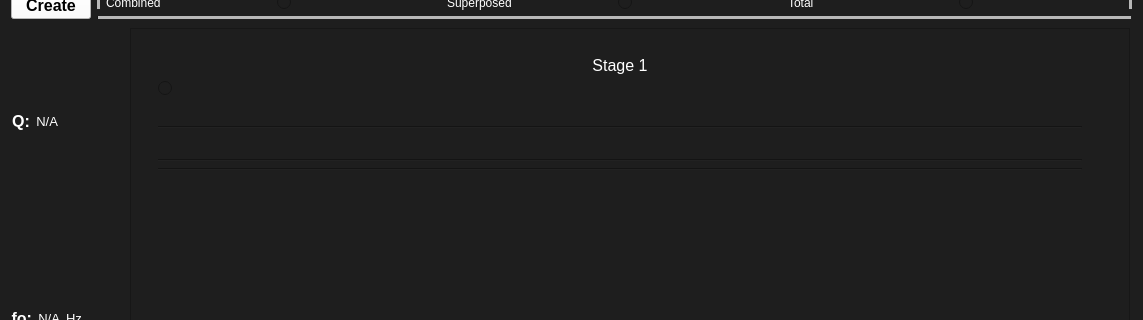
First picture: the form in Frontend/Designer/tp4_stages.ui, repository odevincenti/TC_TP4, before the edit; both pictures show x 0 to 1143 and y 419 to 739 of the 1143 by 844 pixel window.
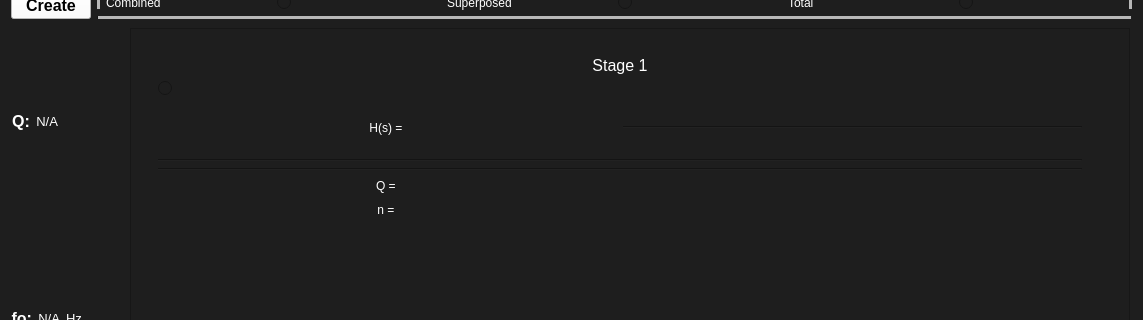
Second picture: the form after the edit. Custom widgets are drawn as their Qt base class.

Commit message:
add label_denominador label_numerador label_q label_n
v2

Patch:
```diff
--- a/Frontend/Designer/tp4_stages.ui
+++ b/Frontend/Designer/tp4_stages.ui
@@ -623,6 +623,24 @@
                              <item>
                               <layout class="QVBoxLayout" name="verticalLayout_7">
                                <item>
+                                <layout class="QHBoxLayout" name="horizontalLayout_12">
+                                 <item>
+                                  <widget class="QLabel" name="label_3">
+                                   <property name="styleSheet">
+                                    <string notr="true">color:white
+</string>
+                                   </property>
+                                   <property name="text">
+                                    <string>H(s) = </string>
+                                   </property>
+                                   <property name="alignment">
+                                    <set>Qt::AlignCenter</set>
+                                   </property>
+                                  </widget>
+                                 </item>
+                                 <item>
+                                  <layout class="QVBoxLayout" name="verticalLayout_12">
+                                   <item>
                                 <widget class="QLabel" name="label_numerador">
                                  <property name="font">
                                   <font>
@@ -665,6 +683,10 @@
                                  </property>
                                 </widget>
                                </item>
+                                  </layout>
+                                 </item>
+                                </layout>
+                               </item>
                                <item>
                                 <widget class="Line" name="line_ecuacion_2">
                                  <property name="orientation">
@@ -680,24 +702,21 @@
                                 </widget>
                                </item>
                                <item>
-                                <widget class="QLabel" name="label_n">
-                                 <property name="font">
-                                  <font>
-                                   <pointsize>12</pointsize>
-                                  </font>
-                                 </property>
+                                <layout class="QGridLayout" name="gridLayout">
+                                 <item row="1" column="0">
+                                  <widget class="QLabel" name="label_6">
                                  <property name="styleSheet">
                                   <string notr="true">color:white</string>
                                  </property>
                                  <property name="text">
-                                  <string/>
+                                    <string>n = </string>
                                  </property>
                                  <property name="alignment">
                                   <set>Qt::AlignCenter</set>
                                  </property>
                                 </widget>
                                </item>
-                               <item>
+                                 <item row="0" column="1">
                                 <widget class="QLabel" name="label_q">
                                  <property name="font">
                                   <font>
@@ -714,6 +733,39 @@
                                   <set>Qt::AlignCenter</set>
                                  </property>
                                 </widget>
+                                 </item>
+                                 <item row="0" column="0">
+                                  <widget class="QLabel" name="label_7">
+                                   <property name="styleSheet">
+                                    <string notr="true">color:white</string>
+                                   </property>
+                                   <property name="text">
+                                    <string>Q = </string>
+                                   </property>
+                                   <property name="alignment">
+                                    <set>Qt::AlignCenter</set>
+                                   </property>
+                                  </widget>
+                                 </item>
+                                 <item row="1" column="1">
+                                  <widget class="QLabel" name="label_n">
+                                   <property name="font">
+                                    <font>
+                                     <pointsize>12</pointsize>
+                                    </font>
+                                   </property>
+                                   <property name="styleSheet">
+                                    <string notr="true">color:white</string>
+                                   </property>
+                                   <property name="text">
+                                    <string/>
+                                   </property>
+                                   <property name="alignment">
+                                    <set>Qt::AlignCenter</set>
+                                   </property>
+                                  </widget>
+                                 </item>
+                                </layout>
                                </item>
                                <item>
                                 <spacer name="verticalSpacer_4">
```
Lines whose indentation alone changed are shown as unchanged. The commit also changes 3 other files.
